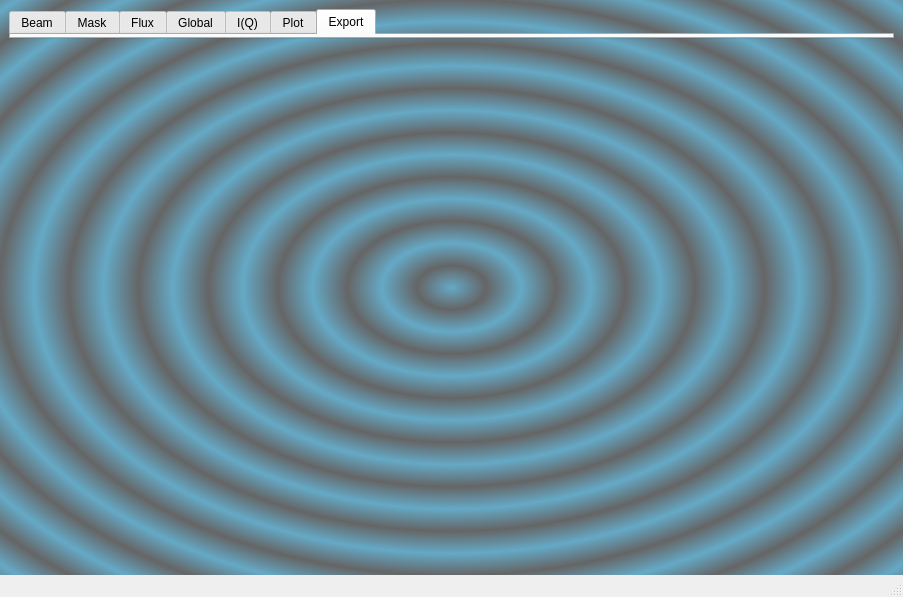
First picture: the form in scripts/Interface/ui/drill/main/main.ui, repository mantidproject/mantid, before the edit.
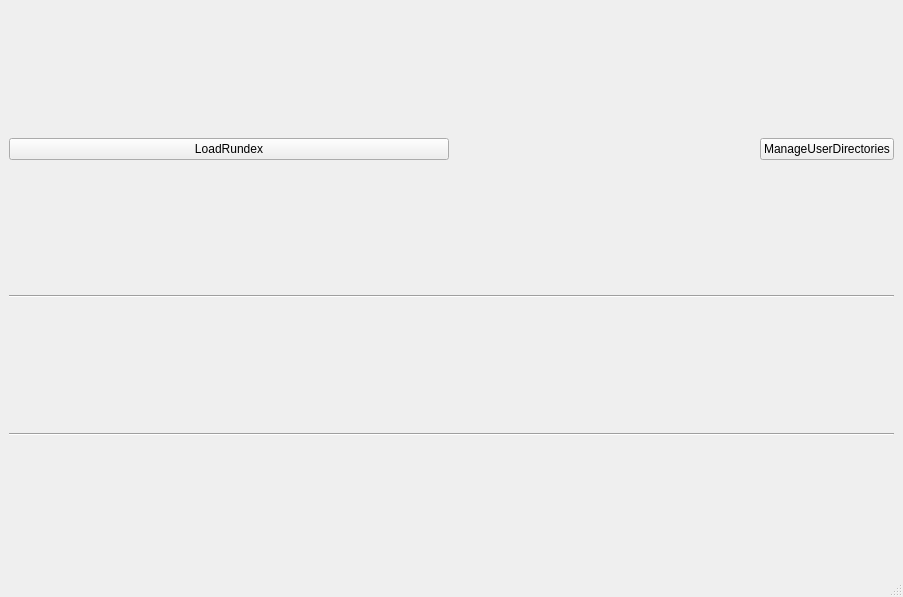
Second picture: the form after the edit.

```diff
--- a/scripts/Interface/ui/drill/main/main.ui
+++ b/scripts/Interface/ui/drill/main/main.ui
@@ -18,60 +18,47 @@
   </property>
   <widget class="QWidget" name="centralwidget">
    <property name="styleSheet">
-    <string notr="true">background: qradialgradient(spread:repeat, cx:0.5, cy:0.5, radius:0.077, fx:0.5, fy:0.5, stop:0 rgb(0, 118, 168, 147), stop:0.497326 rgba(0, 0, 0, 147), stop:1 rgb(0, 118, 168, 147))</string>
+    <string notr="true"/>
    </property>
    <layout class="QVBoxLayout" name="verticalLayout_2">
     <item>
      <layout class="QVBoxLayout" name="mainLayout">
-      <item alignment="Qt::AlignTop">
-       <widget class="QTabWidget" name="tabWidget">
-        <property name="sizePolicy">
-         <sizepolicy hsizetype="Expanding" vsizetype="Expanding">
-          <horstretch>0</horstretch>
-          <verstretch>0</verstretch>
-         </sizepolicy>
+      <item>
+       <layout class="QHBoxLayout" name="header">
+        <item>
+         <layout class="QVBoxLayout" name="headerLeft"/>
+        </item>
+        <item>
+         <widget class="QPushButton" name="loadRundex">
+          <property name="text">
+           <string>LoadRundex</string>
+          </property>
+         </widget>
+        </item>
+        <item alignment="Qt::AlignRight">
+         <widget class="QPushButton" name="userDirs">
+          <property name="text">
+           <string>ManageUserDirectories</string>
+          </property>
+         </widget>
+        </item>
+       </layout>
+      </item>
+      <item>
+       <widget class="Line" name="line">
+        <property name="orientation">
+         <enum>Qt::Horizontal</enum>
         </property>
-        <property name="styleSheet">
-         <string notr="true">background:None</string>
+       </widget>
+      </item>
+      <item>
+       <layout class="QHBoxLayout" name="center"/>
+      </item>
+      <item>
+       <widget class="Line" name="line_2">
+        <property name="orientation">
+         <enum>Qt::Horizontal</enum>
         </property>
-        <property name="currentIndex">
-         <number>6</number>
-        </property>
-        <widget class="QWidget" name="tab_5">
-         <attribute name="title">
-          <string>Beam</string>
-         </attribute>
-        </widget>
-        <widget class="QWidget" name="tab_6">
-         <attribute name="title">
-          <string>Mask</string>
-         </attribute>
-        </widget>
-        <widget class="QWidget" name="tab_8">
-         <attribute name="title">
-          <string>Flux</string>
-         </attribute>
-        </widget>
-        <widget class="QWidget" name="tab_7">
-         <attribute name="title">
-          <string>Global</string>
-         </attribute>
-        </widget>
-        <widget class="QWidget" name="tab_9">
-         <attribute name="title">
-          <string>I(Q)</string>
-         </attribute>
-        </widget>
-        <widget class="QWidget" name="tab_10">
-         <attribute name="title">
-          <string>Plot</string>
-         </attribute>
-        </widget>
-        <widget class="QWidget" name="tab_11">
-         <attribute name="title">
-          <string>Export</string>
-         </attribute>
-        </widget>
        </widget>
       </item>
      </layout>
```
Left out of the diff: 3 changed lines with no effect on the pictures.
